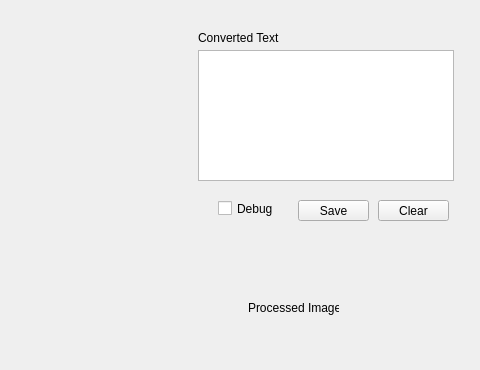
The window that design/startWindow.ui (vg3095/Hand-Gesture-Recognition) describes before a commit, drawn with Qt 5; both pictures show x 552 to 1032 and y 0 to 370 of the 1032 by 602 pixel window.
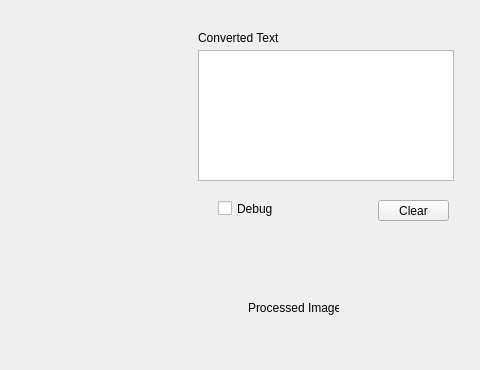
The same window after the commit.

```diff
--- a/design/startWindow.ui
+++ b/design/startWindow.ui
@@ -10,6 +10,18 @@
     <height>602</height>
    </rect>
   </property>
+  <property name="minimumSize">
+   <size>
+    <width>1032</width>
+    <height>602</height>
+   </size>
+  </property>
+  <property name="maximumSize">
+   <size>
+    <width>1032</width>
+    <height>602</height>
+   </size>
+  </property>
   <property name="windowTitle">
    <string>Start</string>
   </property>
@@ -40,19 +52,6 @@
      <string>TextLabel</string>
     </property>
    </widget>
-   <widget class="QPushButton" name="save">
-    <property name="geometry">
-     <rect>
-      <x>850</x>
-      <y>200</y>
-      <width>71</width>
-      <height>21</height>
-     </rect>
-    </property>
-    <property name="text">
-     <string>Save</string>
-    </property>
-   </widget>
    <widget class="QTextBrowser" name="textBrowser">
     <property name="geometry">
      <rect>
```
